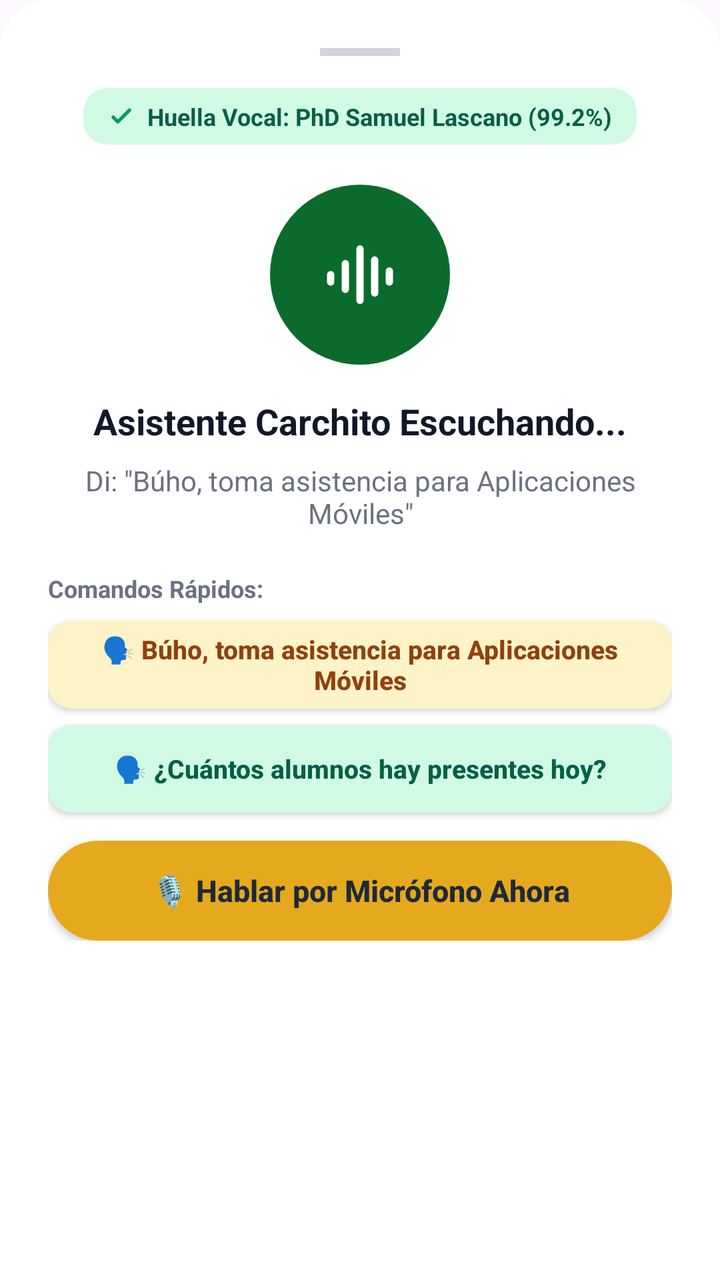
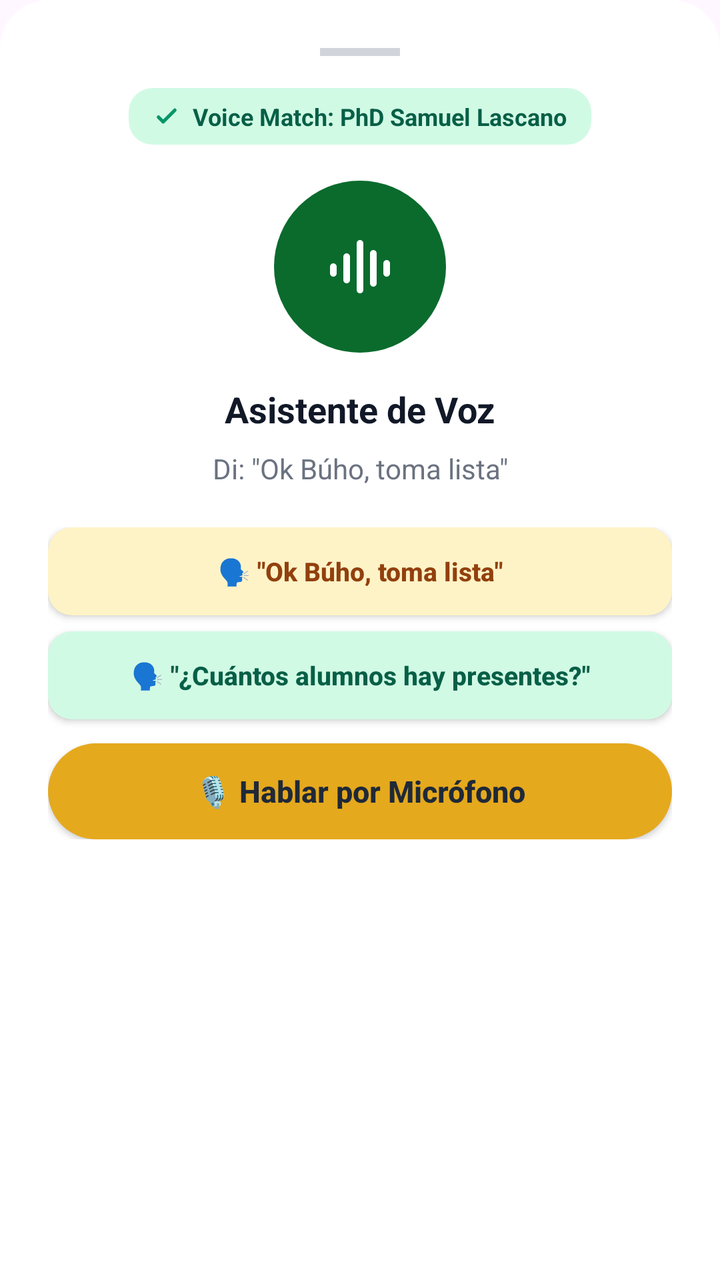

The first picture is an Android layout as it rendered before a commit; the second is the same layout after the commit. The layout source and the unified diff follow.
<!-- AndroidManifest.xml: application theme Theme.BuhoPass -->
<!-- res/layout/dialog_voice_assistant.xml -->
<?xml version="1.0" encoding="utf-8"?>
<LinearLayout xmlns:android="http://schemas.android.com/apk/res/android"
    xmlns:app="http://schemas.android.com/apk/res-auto"
    android:layout_width="match_parent"
    android:layout_height="wrap_content"
    android:background="@drawable/bg_modal_voice"
    android:gravity="center_horizontal"
    android:orientation="vertical"
    android:padding="24dp">

    
    <View
        android:layout_width="40dp"
        android:layout_height="4dp"
        android:layout_marginBottom="16dp"
        android:background="#D1D5DB" />

    
    <LinearLayout
        android:layout_width="wrap_content"
        android:layout_height="wrap_content"
        android:background="@drawable/bg_badge_tomada"
        android:gravity="center_vertical"
        android:orientation="horizontal"
        android:paddingHorizontal="12dp"
        android:paddingVertical="6dp">

        <ImageView
            android:layout_width="14dp"
            android:layout_height="14dp"
            android:src="@drawable/ic_check" />

        <TextView
            android:id="@+id/tvVoiceMatchStatus"
            android:layout_width="wrap_content"
            android:layout_height="wrap_content"
            android:layout_marginStart="6dp"
            android:text="Huella Vocal: PhD Samuel Lascano (99.2%)"
            android:textColor="@color/upec_green_badge_text"
            android:textSize="12sp"
            android:textStyle="bold" />
    </LinearLayout>

    
    <RelativeLayout
        android:layout_width="90dp"
        android:layout_height="90dp"
        android:layout_marginTop="20dp">

        <ImageView
            android:id="@+id/imgWaveGlow"
            android:layout_width="match_parent"
            android:layout_height="match_parent"
            android:background="@drawable/bg_circle_green" />

        <ImageView
            android:id="@+id/imgAssistantIcon"
            android:layout_width="44dp"
            android:layout_height="44dp"
            android:layout_centerInParent="true"
            android:src="@drawable/ic_audio_wave" />
    </RelativeLayout>

    
    <TextView
        android:id="@+id/tvAssistantStatus"
        android:layout_width="wrap_content"
        android:layout_height="wrap_content"
        android:layout_marginTop="16dp"
        android:text="Asistente Carchito Escuchando..."
        android:textColor="@color/text_dark"
        android:textSize="18sp"
        android:textStyle="bold" />

    <TextView
        android:id="@+id/tvTranscription"
        android:layout_width="wrap_content"
        android:layout_height="wrap_content"
        android:layout_marginTop="8dp"
        android:gravity="center"
        android:paddingHorizontal="16dp"
        android:text="Di: &quot;Búho, toma asistencia para Aplicaciones Móviles&quot;"
        android:textColor="@color/text_muted"
        android:textSize="14sp" />

    
    <LinearLayout
        android:layout_width="match_parent"
        android:layout_height="wrap_content"
        android:layout_marginTop="20dp"
        android:orientation="vertical">

        <TextView
            android:layout_width="wrap_content"
            android:layout_height="wrap_content"
            android:text="Comandos Rápidos:"
            android:textColor="@color/text_muted"
            android:textSize="12sp"
            android:textStyle="bold" />

        <androidx.appcompat.widget.AppCompatButton
            android:id="@+id/btnCmdAsistencia"
            android:layout_width="match_parent"
            android:layout_height="44dp"
            android:layout_marginTop="8dp"
            android:background="@drawable/bg_badge_pendiente"
            android:text="🗣️ Búho, toma asistencia para Aplicaciones Móviles"
            android:textAllCaps="false"
            android:textColor="@color/upec_gold_text"
            android:textSize="13sp"
            android:textStyle="bold" />

        <androidx.appcompat.widget.AppCompatButton
            android:id="@+id/btnCmdEstado"
            android:layout_width="match_parent"
            android:layout_height="44dp"
            android:layout_marginTop="8dp"
            android:background="@drawable/bg_badge_tomada"
            android:text="🗣️ ¿Cuántos alumnos hay presentes hoy?"
            android:textAllCaps="false"
            android:textColor="@color/upec_green_badge_text"
            android:textSize="13sp"
            android:textStyle="bold" />

        <androidx.appcompat.widget.AppCompatButton
            android:id="@+id/btnMicGoogle"
            android:layout_width="match_parent"
            android:layout_height="50dp"
            android:layout_marginTop="14dp"
            android:background="@drawable/bg_btn_gold"
            android:text="🎙️ Hablar por Micrófono Ahora"
            android:textAllCaps="false"
            android:textColor="#1F2937"
            android:textSize="15sp"
            android:textStyle="bold" />
    </LinearLayout>

</LinearLayout>
<!-- resources referenced by this layout -->
<resources>
  <color name="text_dark">#111827</color>
  <color name="text_muted">#6B7280</color>
  <color name="upec_gold_text">#92400E</color>
  <color name="upec_green_badge_text">#065F46</color>
  <!-- drawable bg_badge_pendiente (drawable) -->
  <?xml version="1.0" encoding="utf-8"?>
  <shape xmlns:android="http://schemas.android.com/apk/res/android"
      android:shape="rectangle">
      <solid android:color="#FEF3C7" />
      <corners android:radius="12dp" />
      <padding
          android:left="8dp"
          android:top="3dp"
          android:right="8dp"
          android:bottom="3dp" />
  </shape>
  <!-- drawable bg_badge_tomada (drawable) -->
  <?xml version="1.0" encoding="utf-8"?>
  <shape xmlns:android="http://schemas.android.com/apk/res/android"
      android:shape="rectangle">
      <solid android:color="#D1FAE5" />
      <corners android:radius="12dp" />
      <padding
          android:left="8dp"
          android:top="3dp"
          android:right="8dp"
          android:bottom="3dp" />
  </shape>
  <!-- drawable bg_btn_gold (drawable) -->
  <?xml version="1.0" encoding="utf-8"?>
  <shape xmlns:android="http://schemas.android.com/apk/res/android"
      android:shape="rectangle">
      <solid android:color="#E5A91E" />
      <corners android:radius="28dp" />
  </shape>
  <!-- drawable bg_circle_green (drawable) -->
  <?xml version="1.0" encoding="utf-8"?>
  <shape xmlns:android="http://schemas.android.com/apk/res/android"
      android:shape="oval">
      <solid android:color="#0A6B2D" />
  </shape>
  <!-- drawable bg_modal_voice (drawable) -->
  <?xml version="1.0" encoding="utf-8"?>
  <shape xmlns:android="http://schemas.android.com/apk/res/android"
      android:shape="rectangle">
      <solid android:color="#FFFFFF" />
      <corners
          android:topLeftRadius="24dp"
          android:topRightRadius="24dp" />
  </shape>
  <!-- drawable ic_audio_wave (drawable) -->
  <vector xmlns:android="http://schemas.android.com/apk/res/android"
      android:width="24dp"
      android:height="24dp"
      android:viewportWidth="24"
      android:viewportHeight="24">
      <path
          android:strokeColor="#FFFFFF"
          android:strokeWidth="2"
          android:strokeLineCap="round"
          android:pathData="M4,12v2M8,9v7M12,5v14M16,8v9M20,11v3" />
  </vector>
  <!-- drawable ic_check (drawable) -->
  <vector xmlns:android="http://schemas.android.com/apk/res/android"
      android:width="16dp"
      android:height="16dp"
      android:viewportWidth="24"
      android:viewportHeight="24">
      <path
          android:strokeColor="#059669"
          android:strokeWidth="3"
          android:strokeLineCap="round"
          android:strokeLineJoin="round"
          android:pathData="M5,13l4,4L19,7" />
  </vector>
  <style name="Theme.BuhoPass" parent="Theme.Material3.DayNight.NoActionBar">
          <item name="colorPrimary">@color/upec_green</item>
          <item name="colorPrimaryVariant">@color/upec_green_dark</item>
          <item name="colorSecondary">@color/upec_gold</item>
          <item name="android:statusBarColor">@color/upec_green</item>
          <item name="android:windowLightStatusBar" tools:targetApi="m">false</item>
      </style>
  <color name="upec_green">#0A6B2D</color>
  <color name="upec_green_dark">#064E20</color>
  <color name="upec_gold">#E5A91E</color>
</resources>

<!-- the commit's change to res/layout/dialog_voice_assistant.xml (unified diff, before → after) -->
@@ -35,7 +35,7 @@
             android:layout_width="wrap_content"
             android:layout_height="wrap_content"
             android:layout_marginStart="6dp"
-            android:text="Huella Vocal: PhD Samuel Lascano (99.2%)"
+            android:text="Voice Match: PhD Samuel Lascano"
             android:textColor="@color/upec_green_badge_text"
             android:textSize="12sp"
             android:textStyle="bold" />
@@ -43,9 +43,9 @@
 
     
     <RelativeLayout
-        android:layout_width="90dp"
-        android:layout_height="90dp"
-        android:layout_marginTop="20dp">
+        android:layout_width="86dp"
+        android:layout_height="86dp"
+        android:layout_marginTop="18dp">
 
         <ImageView
             android:id="@+id/imgWaveGlow"
@@ -55,8 +55,8 @@
 
         <ImageView
             android:id="@+id/imgAssistantIcon"
-            android:layout_width="44dp"
-            android:layout_height="44dp"
+            android:layout_width="40dp"
+            android:layout_height="40dp"
             android:layout_centerInParent="true"
             android:src="@drawable/ic_audio_wave" />
     </RelativeLayout>
@@ -67,7 +67,7 @@
         android:layout_width="wrap_content"
         android:layout_height="wrap_content"
         android:layout_marginTop="16dp"
-        android:text="Asistente Carchito Escuchando..."
+        android:text="Asistente de Voz"
         android:textColor="@color/text_dark"
         android:textSize="18sp"
         android:textStyle="bold" />
@@ -79,7 +79,7 @@
         android:layout_marginTop="8dp"
         android:gravity="center"
         android:paddingHorizontal="16dp"
-        android:text="Di: &quot;Búho, toma asistencia para Aplicaciones Móviles&quot;"
+        android:text="Di: &quot;Ok Búho, toma lista&quot;"
         android:textColor="@color/text_muted"
         android:textSize="14sp" />
 
@@ -90,21 +90,12 @@
         android:layout_marginTop="20dp"
         android:orientation="vertical">
 
-        <TextView
-            android:layout_width="wrap_content"
-            android:layout_height="wrap_content"
-            android:text="Comandos Rápidos:"
-            android:textColor="@color/text_muted"
-            android:textSize="12sp"
-            android:textStyle="bold" />
-
         <androidx.appcompat.widget.AppCompatButton
             android:id="@+id/btnCmdAsistencia"
             android:layout_width="match_parent"
             android:layout_height="44dp"
-            android:layout_marginTop="8dp"
             android:background="@drawable/bg_badge_pendiente"
-            android:text="🗣️ Búho, toma asistencia para Aplicaciones Móviles"
+            android:text="🗣️ &quot;Ok Búho, toma lista&quot;"
             android:textAllCaps="false"
             android:textColor="@color/upec_gold_text"
             android:textSize="13sp"
@@ -116,7 +107,7 @@
             android:layout_height="44dp"
             android:layout_marginTop="8dp"
             android:background="@drawable/bg_badge_tomada"
-            android:text="🗣️ ¿Cuántos alumnos hay presentes hoy?"
+            android:text="🗣️ &quot;¿Cuántos alumnos hay presentes?&quot;"
             android:textAllCaps="false"
             android:textColor="@color/upec_green_badge_text"
             android:textSize="13sp"
@@ -125,10 +116,10 @@
         <androidx.appcompat.widget.AppCompatButton
             android:id="@+id/btnMicGoogle"
             android:layout_width="match_parent"
-            android:layout_height="50dp"
-            android:layout_marginTop="14dp"
+            android:layout_height="48dp"
+            android:layout_marginTop="12dp"
             android:background="@drawable/bg_btn_gold"
-            android:text="🎙️ Hablar por Micrófono Ahora"
+            android:text="🎙️ Hablar por Micrófono"
             android:textAllCaps="false"
             android:textColor="#1F2937"
             android:textSize="15sp"
